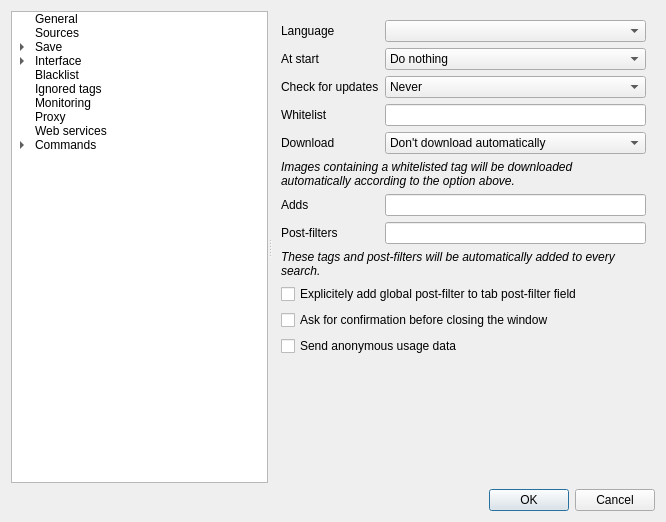
Qt form src/gui/src/settings/options-window.ui (Bionus/imgbrd-grabber) before a commit.
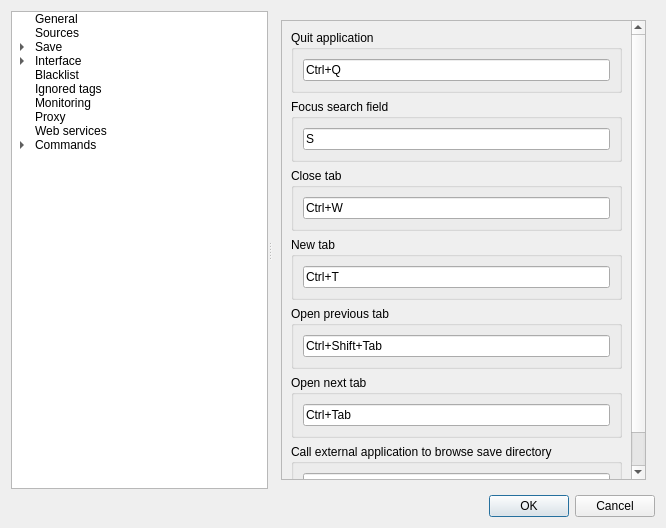
The same form after that commit. The open tabs and pages were chosen to show the change. Icons and pictures are not drawn.

Commit message: Added support for main window shortcuts.

```diff
--- a/src/gui/src/settings/options-window.ui
+++ b/src/gui/src/settings/options-window.ui
@@ -7,7 +7,7 @@
     <x>0</x>
     <y>0</y>
     <width>666</width>
-    <height>516</height>
+    <height>528</height>
    </rect>
   </property>
   <property name="windowTitle">
@@ -110,8 +110,18 @@
        </property>
        <item>
         <property name="text">
-         <string>Search results</string>
+         <string>Main window</string>
         </property>
+        <item>
+         <property name="text">
+          <string>Search results</string>
+         </property>
+        </item>
+        <item>
+         <property name="text">
+          <string>Shortcuts</string>
+         </property>
+        </item>
        </item>
        <item>
         <property name="text">
@@ -1044,8 +1054,8 @@
             <rect>
              <x>0</x>
              <y>0</y>
-             <width>363</width>
-             <height>426</height>
+             <width>68</width>
+             <height>16</height>
             </rect>
            </property>
            <layout class="QVBoxLayout" name="scrollAreaWidgetLayout">
@@ -1488,7 +1498,10 @@
         </item>
        </layout>
       </widget>
-      <widget class="QWidget" name="pageInterfaceSearchResults">
+      <widget class="QWidget" name="pageInterfaceMainWindow">
+       <layout class="QVBoxLayout" name="verticalLayout_11"/>
+      </widget>
+      <widget class="QWidget" name="pageInterfaceMainWindowSearchResults">
        <layout class="QFormLayout" name="formLayout_24">
         <item row="0" column="0" colspan="2">
          <widget class="QCheckBox" name="checkResultsScrollArea">
@@ -1619,6 +1632,141 @@
         </item>
        </layout>
       </widget>
+      <widget class="QWidget" name="pageInterfaceMainWindowShortcuts">
+       <layout class="QVBoxLayout" name="verticalLayout_9">
+        <item>
+         <widget class="QScrollArea" name="scrollArea_3">
+          <property name="widgetResizable">
+           <bool>true</bool>
+          </property>
+          <widget class="QWidget" name="scrollAreaWidgetContents_3">
+           <property name="geometry">
+            <rect>
+             <x>0</x>
+             <y>0</y>
+             <width>352</width>
+             <height>495</height>
+            </rect>
+           </property>
+           <layout class="QVBoxLayout" name="verticalLayout_10">
+            <item>
+             <widget class="QGroupBox" name="groupMainShortcutQuit">
+              <property name="title">
+               <string>Quit application</string>
+              </property>
+              <layout class="QHBoxLayout" name="horizontalLayout_24">
+               <item>
+                <widget class="QKeySequenceEdit" name="keyMainQuit">
+                 <property name="keySequence">
+                  <string>Ctrl+Q</string>
+                 </property>
+                </widget>
+               </item>
+              </layout>
+             </widget>
+            </item>
+            <item>
+             <widget class="QGroupBox" name="groupMainShortcutFocusSearch">
+              <property name="title">
+               <string>Focus search field</string>
+              </property>
+              <layout class="QHBoxLayout" name="horizontalLayout_25">
+               <item>
+                <widget class="QKeySequenceEdit" name="keyMainFocusSearch">
+                 <property name="keySequence">
+                  <string>S</string>
+                 </property>
+                </widget>
+               </item>
+              </layout>
+             </widget>
+            </item>
+            <item>
+             <widget class="QGroupBox" name="groupMainShortcutCloseTab">
+              <property name="title">
+               <string>Close tab</string>
+              </property>
+              <layout class="QHBoxLayout" name="horizontalLayout_22">
+               <item>
+                <widget class="QKeySequenceEdit" name="keyMainCloseTab">
+                 <property name="keySequence">
+                  <string>Ctrl+W</string>
+                 </property>
+                </widget>
+               </item>
+              </layout>
+             </widget>
+            </item>
+            <item>
+             <widget class="QGroupBox" name="groupMainShortcutNewTab">
+              <property name="title">
+               <string>New tab</string>
+              </property>
+              <layout class="QHBoxLayout" name="horizontalLayout_23">
+               <item>
+                <widget class="QKeySequenceEdit" name="keyMainNewTab">
+                 <property name="keySequence">
+                  <string>Ctrl+T</string>
+                 </property>
+                </widget>
+               </item>
+              </layout>
+             </widget>
+            </item>
+            <item>
+             <widget class="QGroupBox" name="groupMainShortcutPreviousTab">
+              <property name="title">
+               <string>Open previous tab</string>
+              </property>
+              <layout class="QHBoxLayout" name="horizontalLayout_27">
+               <item>
+                <widget class="QKeySequenceEdit" name="keyMainPrevTab">
+                 <property name="keySequence">
+                  <string>Ctrl+Shift+Tab</string>
+                 </property>
+                </widget>
+               </item>
+              </layout>
+             </widget>
+            </item>
+            <item>
+             <widget class="QGroupBox" name="groupMainShortcutNextTab">
+              <property name="title">
+               <string>Open next tab</string>
+              </property>
+              <layout class="QHBoxLayout" name="horizontalLayout_26">
+               <item>
+                <widget class="QKeySequenceEdit" name="keyMainNextTab">
+                 <property name="keySequence">
+                  <string>Ctrl+Tab</string>
+                 </property>
+                </widget>
+               </item>
+              </layout>
+             </widget>
+            </item>
+            <item>
+             <widget class="QGroupBox" name="groupMainShortcutBrowseSave">
+              <property name="title">
+               <string>Call external application to browse save directory</string>
+              </property>
+              <layout class="QHBoxLayout" name="horizontalLayout_28">
+               <item>
+                <widget class="QKeySequenceEdit" name="keyMainBrowseSave">
+                 <property name="keySequence">
+                  <string>Ctrl+O</string>
+                 </property>
+                </widget>
+               </item>
+              </layout>
+             </widget>
+            </item>
+           </layout>
+          </widget>
+         </widget>
+        </item>
+       </layout>
+      </widget>
       <widget class="QWidget" name="pageImageWindow">
        <layout class="QFormLayout" name="formLayout_22">
         <item row="0" column="0" colspan="2">
@@ -1978,7 +2126,7 @@
             <rect>
              <x>0</x>
              <y>0</y>
-             <width>417</width>
+             <width>352</width>
              <height>978</height>
             </rect>
            </property>
```
The commit also changes 1 other file.
